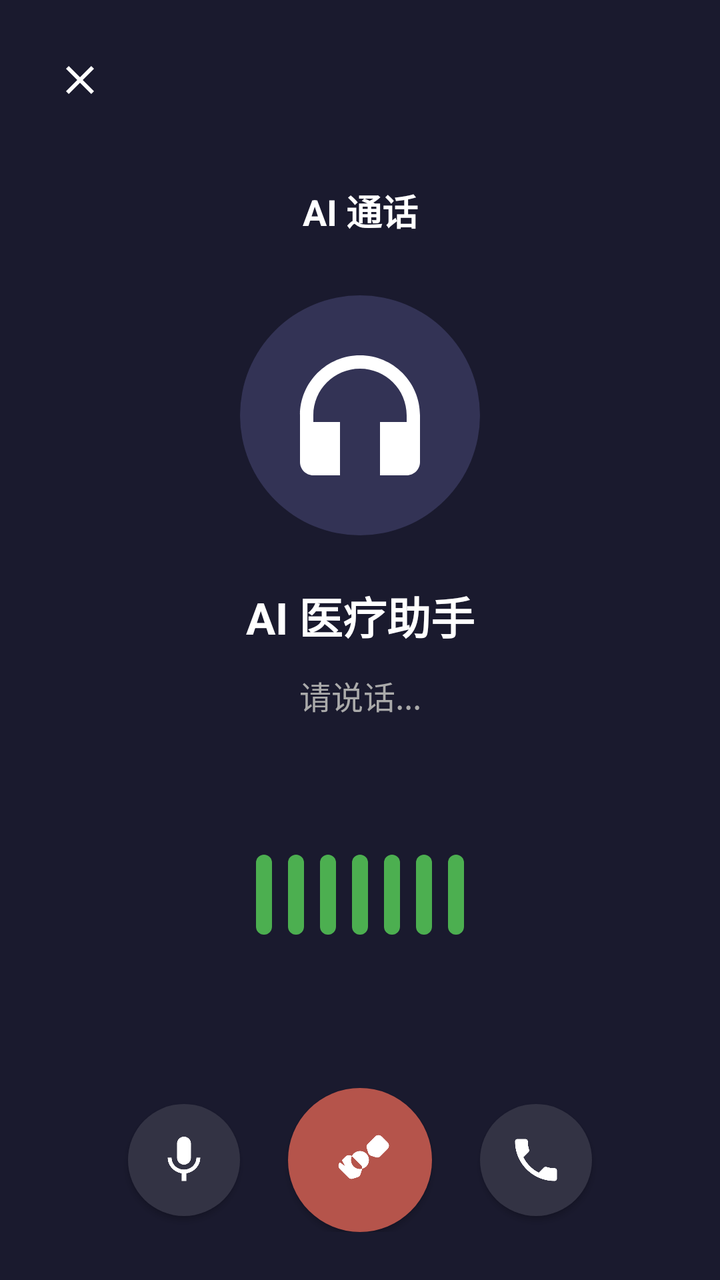
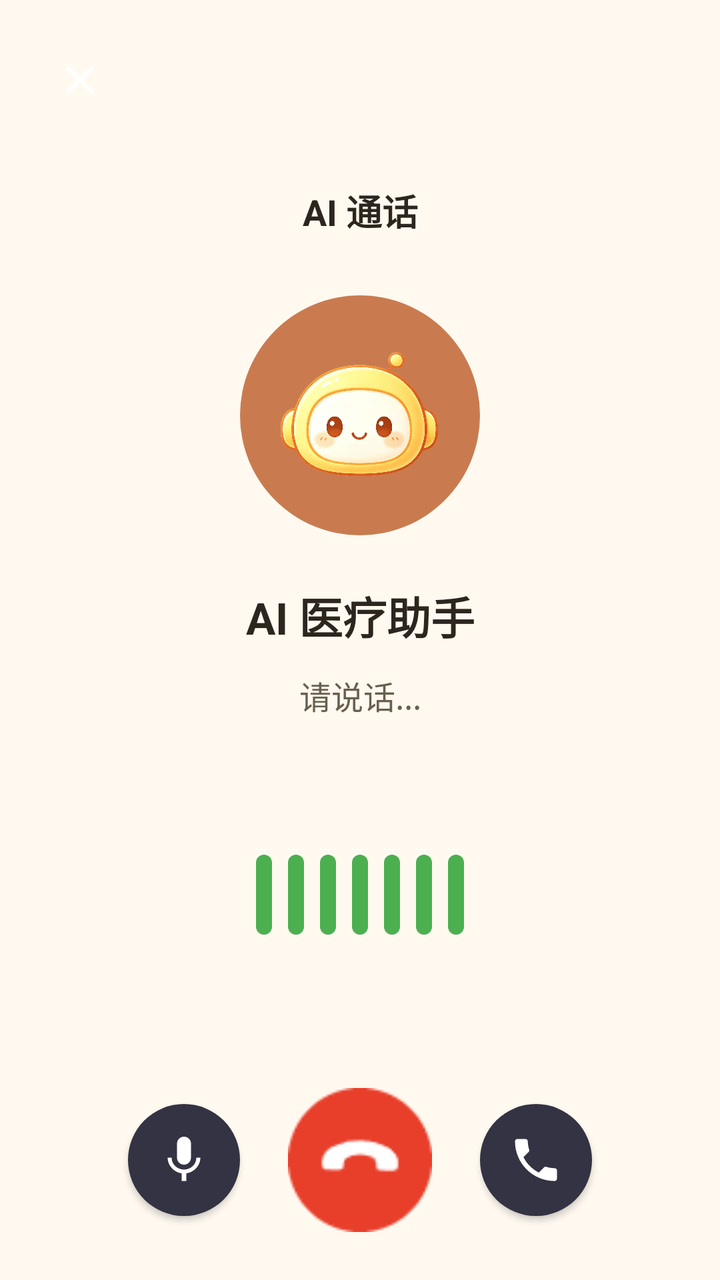

Two renders of the same Android screen: before a commit and after it. Below are the layout's source before the change and the commit's diff.
<!-- AndroidManifest.xml: activity theme Theme.YinFuApp.Fullscreen -->
<!-- res/layout/activity_ai_call.xml -->
<?xml version="1.0" encoding="utf-8"?>
<androidx.constraintlayout.widget.ConstraintLayout
    xmlns:android="http://schemas.android.com/apk/res/android"
    xmlns:app="http://schemas.android.com/apk/res-auto"
    android:layout_width="match_parent"
    android:layout_height="match_parent"
    android:background="#1A1A2E">

    <ImageButton
        android:id="@+id/close_button"
        android:layout_width="48dp"
        android:layout_height="48dp"
        android:layout_margin="16dp"
        android:background="?attr/selectableItemBackgroundBorderless"
        android:src="@drawable/ic_close"
        android:contentDescription="关闭"
        app:layout_constraintStart_toStartOf="parent"
        app:layout_constraintTop_toTopOf="parent"
        app:tint="@color/white"/>

    <TextView
        android:id="@+id/call_type_text"
        android:layout_width="wrap_content"
        android:layout_height="wrap_content"
        android:text="AI 通话"
        android:textColor="@color/white"
        android:textSize="18sp"
        android:textStyle="bold"
        app:layout_constraintEnd_toEndOf="parent"
        app:layout_constraintStart_toStartOf="parent"
        app:layout_constraintTop_toTopOf="parent"
        app:layout_constraintBottom_toBottomOf="parent"
        app:layout_constraintVertical_bias="0.15"/>

    <View
        android:id="@+id/avatar_container"
        android:layout_width="120dp"
        android:layout_height="120dp"
        android:background="@drawable/circle_avatar_bg"
        app:layout_constraintBottom_toTopOf="@id/status_text"
        app:layout_constraintEnd_toEndOf="parent"
        app:layout_constraintStart_toStartOf="parent"
        app:layout_constraintTop_toBottomOf="@id/call_type_text"
        app:layout_constraintVertical_chainStyle="packed"
        app:layout_constraintVertical_bias="0.3"/>

    <ImageView
        android:id="@+id/ai_avatar"
        android:layout_width="80dp"
        android:layout_height="80dp"
        android:src="@drawable/ic_ai"
        android:contentDescription="AI Avatar"
        app:layout_constraintBottom_toBottomOf="@id/avatar_container"
        app:layout_constraintEnd_toEndOf="@id/avatar_container"
        app:layout_constraintStart_toStartOf="@id/avatar_container"
        app:layout_constraintTop_toTopOf="@id/avatar_container"
        app:tint="@color/white"/>

    <TextView
        android:id="@+id/user_name_text"
        android:layout_width="wrap_content"
        android:layout_height="wrap_content"
        android:layout_marginTop="24dp"
        android:text="AI 医疗助手"
        android:textColor="@color/white"
        android:textSize="22sp"
        android:textStyle="bold"
        app:layout_constraintEnd_toEndOf="parent"
        app:layout_constraintStart_toStartOf="parent"
        app:layout_constraintTop_toBottomOf="@id/avatar_container"/>

    <TextView
        android:id="@+id/status_text"
        android:layout_width="wrap_content"
        android:layout_height="wrap_content"
        android:layout_marginTop="12dp"
        android:text="请说话..."
        android:textColor="#AAAAAA"
        android:textSize="16sp"
        app:layout_constraintEnd_toEndOf="parent"
        app:layout_constraintStart_toStartOf="parent"
        app:layout_constraintTop_toBottomOf="@id/user_name_text"/>

    <LinearLayout
        android:id="@+id/wave_container"
        android:layout_width="match_parent"
        android:layout_height="80dp"
        android:layout_marginHorizontal="32dp"
        android:layout_marginTop="48dp"
        android:gravity="center"
        android:orientation="horizontal"
        app:layout_constraintEnd_toEndOf="parent"
        app:layout_constraintStart_toStartOf="parent"
        app:layout_constraintTop_toBottomOf="@id/status_text">

        <View
            android:id="@+id/wave_1"
            android:layout_width="8dp"
            android:layout_height="40dp"
            android:layout_marginHorizontal="4dp"
            android:background="@drawable/wave_bar"/>

        <View
            android:id="@+id/wave_2"
            android:layout_width="8dp"
            android:layout_height="40dp"
            android:layout_marginHorizontal="4dp"
            android:background="@drawable/wave_bar"/>

        <View
            android:id="@+id/wave_3"
            android:layout_width="8dp"
            android:layout_height="40dp"
            android:layout_marginHorizontal="4dp"
            android:background="@drawable/wave_bar"/>

        <View
            android:id="@+id/wave_4"
            android:layout_width="8dp"
            android:layout_height="40dp"
            android:layout_marginHorizontal="4dp"
            android:background="@drawable/wave_bar"/>

        <View
            android:id="@+id/wave_5"
            android:layout_width="8dp"
            android:layout_height="40dp"
            android:layout_marginHorizontal="4dp"
            android:background="@drawable/wave_bar"/>

        <View
            android:id="@+id/wave_6"
            android:layout_width="8dp"
            android:layout_height="40dp"
            android:layout_marginHorizontal="4dp"
            android:background="@drawable/wave_bar"/>

        <View
            android:id="@+id/wave_7"
            android:layout_width="8dp"
            android:layout_height="40dp"
            android:layout_marginHorizontal="4dp"
            android:background="@drawable/wave_bar"/>

    </LinearLayout>

    <androidx.recyclerview.widget.RecyclerView
        android:id="@+id/chat_recycler_view"
        android:layout_width="0dp"
        android:layout_height="0dp"
        android:layout_marginHorizontal="16dp"
        android:layout_marginTop="24dp"
        android:layout_marginBottom="16dp"
        android:clipToPadding="false"
        android:paddingBottom="16dp"
        app:layout_constraintBottom_toTopOf="@id/chat_input_container"
        app:layout_constraintEnd_toEndOf="parent"
        app:layout_constraintStart_toStartOf="parent"
        app:layout_constraintTop_toBottomOf="@id/wave_container"/>

    <LinearLayout
        android:id="@+id/chat_input_container"
        android:layout_width="match_parent"
        android:layout_height="wrap_content"
        android:layout_marginHorizontal="16dp"
        android:layout_marginBottom="24dp"
        android:gravity="center"
        android:orientation="horizontal"
        app:layout_constraintBottom_toBottomOf="parent"
        app:layout_constraintEnd_toEndOf="parent"
        app:layout_constraintStart_toStartOf="parent">

        <com.google.android.material.button.MaterialButton
            android:id="@+id/mute_button"
            android:layout_width="56dp"
            android:layout_height="56dp"
            android:layout_marginEnd="24dp"
            android:insetTop="0dp"
            android:insetBottom="0dp"
            app:backgroundTint="#333344"
            app:cornerRadius="28dp"
            app:icon="@drawable/ic_mic"
            app:iconGravity="textStart"
            app:iconPadding="0dp"
            app:iconSize="28dp"
            app:iconTint="@color/white"/>

        <com.google.android.material.button.MaterialButton
            android:id="@+id/hangup_button"
            android:layout_width="72dp"
            android:layout_height="72dp"
            android:insetTop="0dp"
            android:insetBottom="0dp"
            app:backgroundTint="@color/danger"
            app:cornerRadius="36dp"
            app:icon="@drawable/ic_phone_hangup"
            app:iconGravity="textStart"
            app:iconPadding="0dp"
            app:iconSize="36dp"
            app:iconTint="@color/white"/>

        <com.google.android.material.button.MaterialButton
            android:id="@+id/speaker_button"
            android:layout_width="56dp"
            android:layout_height="56dp"
            android:layout_marginStart="24dp"
            android:insetTop="0dp"
            android:insetBottom="0dp"
            app:backgroundTint="#333344"
            app:cornerRadius="28dp"
            app:icon="@drawable/ic_volume"
            app:iconGravity="textStart"
            app:iconPadding="0dp"
            app:iconSize="28dp"
            app:iconTint="@color/white"/>

    </LinearLayout>

</androidx.constraintlayout.widget.ConstraintLayout>
<!-- resources referenced by this layout -->
<resources>
  <color name="danger">#B5544B</color>
  <color name="white">#FFFFFF</color>
  <!-- drawable circle_avatar_bg (drawable) -->
  <?xml version="1.0" encoding="utf-8"?>
  <shape xmlns:android="http://schemas.android.com/apk/res/android"
      android:shape="oval">
      <solid android:color="#333355"/>
      <size
          android:width="120dp"
          android:height="120dp"/>
  </shape>
  <!-- drawable ic_ai (drawable) -->
  <?xml version="1.0" encoding="utf-8"?>
  
  <vector xmlns:android="http://schemas.android.com/apk/res/android"
      android:width="24dp"
      android:height="24dp"
      android:viewportWidth="24"
      android:viewportHeight="24">
      <path
          android:fillColor="#C97B4F"
          android:pathData="M12,3c-4.97,0 -9,4.03 -9,9v7c0,1.1 0.9,2 2,2h4v-8H5v-1c0,-3.87 3.13,-7 7,-7s7,3.13 7,7v1h-4v8h4c1.1,0 2,-0.9 2,-2v-7c0,-4.97 -4.03,-9 -9,-9z"/>
  </vector>
  <!-- drawable ic_close (drawable) -->
  <?xml version="1.0" encoding="utf-8"?>
  <vector xmlns:android="http://schemas.android.com/apk/res/android"
      android:width="24dp"
      android:height="24dp"
      android:viewportWidth="24"
      android:viewportHeight="24">
      <path
          android:fillColor="#FFFFFF"
          android:pathData="M19,6.41L17.59,5L12,10.59L6.41,5L5,6.41L10.59,12L5,17.59L6.41,19L12,13.41L17.59,19L19,17.59L13.41,12L19,6.41Z"/>
  </vector>
  <!-- drawable ic_mic (drawable) -->
  <?xml version="1.0" encoding="utf-8"?>
  <vector xmlns:android="http://schemas.android.com/apk/res/android"
      android:width="24dp"
      android:height="24dp"
      android:viewportWidth="24"
      android:viewportHeight="24">
      <path
          android:fillColor="#FFFFFF"
          android:pathData="M12,14c1.66,0 2.99,-1.34 2.99,-3L15,5c0,-1.66 -1.34,-3 -3,-3S9,3.34 9,5v6c0,1.66 1.34,3 3,3zM17.3,11c0,3 -2.54,5.1 -5.3,5.1S6.7,14 6.7,11H5c0,3.41 2.72,6.23 6,6.72V21h2v-3.28c3.28,-0.48 6,-3.3 6,-6.72h-1.7z"/>
  </vector>
  <!-- drawable ic_phone_hangup (drawable) -->
  <?xml version="1.0" encoding="utf-8"?>
  <vector xmlns:android="http://schemas.android.com/apk/res/android"
      android:width="24dp"
      android:height="24dp"
      android:viewportWidth="24"
      android:viewportHeight="24">
      <path
          android:fillColor="#FFFFFF"
          android:pathData="M12,9C13.66,9 14.99,10.34 14.99,12C14.99,13.66 13.66,15 12,15C10.34,15 9.01,13.66 9.01,12C9.01,10.34 10.34,9 12,9M7,14L5.28,12.78C4.65,13.41 4.65,14.38 5.28,15.01L8.17,17.9C8.53,18.26 9.04,18.41 9.53,18.27L11.14,17.76C11.63,17.62 12.05,17.2 12.19,16.71L12.7,15.1C12.84,14.61 12.69,14.1 12.33,13.74L9.44,10.85C8.81,10.22 7.8,10.22 7.17,10.85L5.95,12.07"/>
      <path
          android:fillColor="#FFFFFF"
          android:pathData="M20.73,5.63L19.27,4.17C18.64,3.54 17.67,3.54 17.04,4.17L14.59,6.62C14.23,6.98 14.08,7.49 14.22,7.98L14.73,9.59C14.87,10.08 15.29,10.5 15.78,10.64L17.39,11.15C17.88,11.29 18.39,11.14 18.75,10.78L21.2,8.33C21.83,7.7 21.83,6.73 21.2,6.1L20.73,5.63Z"/>
  </vector>
  <!-- drawable wave_bar (drawable) -->
  <?xml version="1.0" encoding="utf-8"?>
  <shape xmlns:android="http://schemas.android.com/apk/res/android"
      android:shape="rectangle">
      <solid android:color="#4CAF50"/>
      <corners android:radius="4dp"/>
  </shape>
  <style name="Theme.YinFuApp.Fullscreen" parent="Theme.YinFuApp">
          <item name="android:windowFullscreen">true</item>
          <item name="android:windowContentOverlay">@null</item>
      </style>
  <color name="primary">#C97B4F</color>
  <color name="primary_dark">#B96B3F</color>
  <color name="accent">#B5544B</color>
  <color name="bg_page">#FFF9F0</color>
  <!-- unchanged entries left out for length: 2 -->
</resources>

<!-- the commit's change to res/layout/activity_ai_call.xml (unified diff, before → after) -->
@@ -4,7 +4,7 @@
     xmlns:app="http://schemas.android.com/apk/res-auto"
     android:layout_width="match_parent"
     android:layout_height="match_parent"
-    android:background="#1A1A2E">
+    android:background="@color/bg_page">
 
     <ImageButton
         android:id="@+id/close_button"
@@ -23,7 +23,7 @@
         android:layout_width="wrap_content"
         android:layout_height="wrap_content"
         android:text="AI 通话"
-        android:textColor="@color/white"
+        android:textColor="@color/text_primary"
         android:textSize="18sp"
         android:textStyle="bold"
         app:layout_constraintEnd_toEndOf="parent"
@@ -53,8 +53,7 @@
         app:layout_constraintBottom_toBottomOf="@id/avatar_container"
         app:layout_constraintEnd_toEndOf="@id/avatar_container"
         app:layout_constraintStart_toStartOf="@id/avatar_container"
-        app:layout_constraintTop_toTopOf="@id/avatar_container"
-        app:tint="@color/white"/>
+        app:layout_constraintTop_toTopOf="@id/avatar_container"/>
 
     <TextView
         android:id="@+id/user_name_text"
@@ -62,7 +61,7 @@
         android:layout_height="wrap_content"
         android:layout_marginTop="24dp"
         android:text="AI 医疗助手"
-        android:textColor="@color/white"
+        android:textColor="@color/text_primary"
         android:textSize="22sp"
         android:textStyle="bold"
         app:layout_constraintEnd_toEndOf="parent"
@@ -75,7 +74,7 @@
         android:layout_height="wrap_content"
         android:layout_marginTop="12dp"
         android:text="请说话..."
-        android:textColor="#AAAAAA"
+        android:textColor="@color/text_secondary"
         android:textSize="16sp"
         app:layout_constraintEnd_toEndOf="parent"
         app:layout_constraintStart_toStartOf="parent"
@@ -153,6 +152,7 @@
         android:layout_marginBottom="16dp"
         android:clipToPadding="false"
         android:paddingBottom="16dp"
+        android:visibility="gone"
         app:layout_constraintBottom_toTopOf="@id/chat_input_container"
         app:layout_constraintEnd_toEndOf="parent"
         app:layout_constraintStart_toStartOf="parent"
@@ -185,19 +185,12 @@
             app:iconSize="28dp"
             app:iconTint="@color/white"/>
 
-        <com.google.android.material.button.MaterialButton
+        <ImageButton
             android:id="@+id/hangup_button"
             android:layout_width="72dp"
             android:layout_height="72dp"
-            android:insetTop="0dp"
-            android:insetBottom="0dp"
-            app:backgroundTint="@color/danger"
-            app:cornerRadius="36dp"
-            app:icon="@drawable/ic_phone_hangup"
-            app:iconGravity="textStart"
-            app:iconPadding="0dp"
-            app:iconSize="36dp"
-            app:iconTint="@color/white"/>
+            android:background="@drawable/guaduan"
+            android:contentDescription="挂断"/>
 
         <com.google.android.material.button.MaterialButton
             android:id="@+id/speaker_button"
<!-- resource entries referenced after the edit -->
@@ -1,28 +1,17 @@
 <!-- resources referenced by this layout -->
 <resources>
-  <color name="danger">#B5544B</color>
   <color name="white">#FFFFFF</color>
   <!-- drawable circle_avatar_bg (drawable) -->
   <?xml version="1.0" encoding="utf-8"?>
   <shape xmlns:android="http://schemas.android.com/apk/res/android"
       android:shape="oval">
-      <solid android:color="#333355"/>
+      <solid android:color="@color/primary"/>
       <size
           android:width="120dp"
           android:height="120dp"/>
   </shape>
-  <!-- drawable ic_ai (drawable) -->
-  <?xml version="1.0" encoding="utf-8"?>
-  
-  <vector xmlns:android="http://schemas.android.com/apk/res/android"
-      android:width="24dp"
-      android:height="24dp"
-      android:viewportWidth="24"
-      android:viewportHeight="24">
-      <path
-          android:fillColor="#C97B4F"
-          android:pathData="M12,3c-4.97,0 -9,4.03 -9,9v7c0,1.1 0.9,2 2,2h4v-8H5v-1c0,-3.87 3.13,-7 7,-7s7,3.13 7,7v1h-4v8h4c1.1,0 2,-0.9 2,-2v-7c0,-4.97 -4.03,-9 -9,-9z"/>
-  </vector>
+  <!-- drawable guaduan: png bitmap (drawable, 1682 bytes) -->
+  <!-- drawable ic_ai: png bitmap (drawable, 873323 bytes) -->
   <!-- drawable ic_close (drawable) -->
   <?xml version="1.0" encoding="utf-8"?>
   <vector xmlns:android="http://schemas.android.com/apk/res/android"
@@ -45,20 +34,6 @@
           android:fillColor="#FFFFFF"
           android:pathData="M12,14c1.66,0 2.99,-1.34 2.99,-3L15,5c0,-1.66 -1.34,-3 -3,-3S9,3.34 9,5v6c0,1.66 1.34,3 3,3zM17.3,11c0,3 -2.54,5.1 -5.3,5.1S6.7,14 6.7,11H5c0,3.41 2.72,6.23 6,6.72V21h2v-3.28c3.28,-0.48 6,-3.3 6,-6.72h-1.7z"/>
   </vector>
-  <!-- drawable ic_phone_hangup (drawable) -->
-  <?xml version="1.0" encoding="utf-8"?>
-  <vector xmlns:android="http://schemas.android.com/apk/res/android"
-      android:width="24dp"
-      android:height="24dp"
-      android:viewportWidth="24"
-      android:viewportHeight="24">
-      <path
-          android:fillColor="#FFFFFF"
-          android:pathData="M12,9C13.66,9 14.99,10.34 14.99,12C14.99,13.66 13.66,15 12,15C10.34,15 9.01,13.66 9.01,12C9.01,10.34 10.34,9 12,9M7,14L5.28,12.78C4.65,13.41 4.65,14.38 5.28,15.01L8.17,17.9C8.53,18.26 9.04,18.41 9.53,18.27L11.14,17.76C11.63,17.62 12.05,17.2 12.19,16.71L12.7,15.1C12.84,14.61 12.69,14.1 12.33,13.74L9.44,10.85C8.81,10.22 7.8,10.22 7.17,10.85L5.95,12.07"/>
-      <path
-          android:fillColor="#FFFFFF"
-          android:pathData="M20.73,5.63L19.27,4.17C18.64,3.54 17.67,3.54 17.04,4.17L14.59,6.62C14.23,6.98 14.08,7.49 14.22,7.98L14.73,9.59C14.87,10.08 15.29,10.5 15.78,10.64L17.39,11.15C17.88,11.29 18.39,11.14 18.75,10.78L21.2,8.33C21.83,7.7 21.83,6.73 21.2,6.1L20.73,5.63Z"/>
-  </vector>
   <!-- drawable wave_bar (drawable) -->
   <?xml version="1.0" encoding="utf-8"?>
   <shape xmlns:android="http://schemas.android.com/apk/res/android"
@@ -74,6 +49,8 @@
   <color name="primary_dark">#B96B3F</color>
   <color name="accent">#B5544B</color>
   <color name="bg_page">#FFF9F0</color>
+  <color name="text_primary">#2D261E</color>
+  <color name="text_secondary">#6A5F4D</color>
   <!-- unchanged entries left out for length: 2 -->
 </resources>
 
